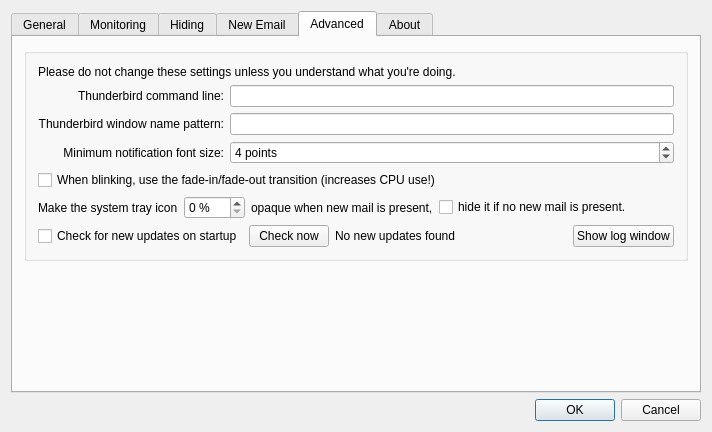
This is src/dialogsettings.ui in gyunaev/birdtray as Qt 5 draws it before an edit. The edited form follows.
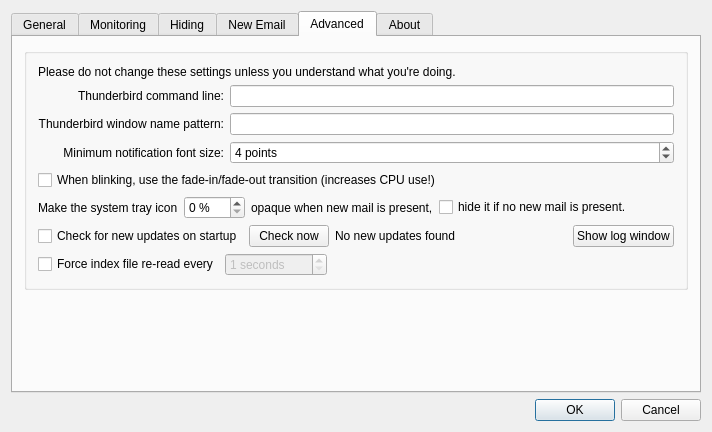
This is the edited form. Icons and pictures are not drawn. Custom widgets are drawn as their Qt base class.

Commit message: Adds an advanced option to force rereading the index files with a specified interval even if no changes detected. Fixes #95

```diff
--- a/src/dialogsettings.ui
+++ b/src/dialogsettings.ui
@@ -944,6 +944,46 @@
             </item>
            </layout>
           </item>
+          <item>
+           <layout class="QHBoxLayout" name="horizontalLayout_13">
+            <item>
+             <widget class="QCheckBox" name="boxForceReread">
+              <property name="text">
+               <string>Force index file re-read every</string>
+              </property>
+             </widget>
+            </item>
+            <item>
+             <widget class="QSpinBox" name="spinForceRereadSeconds">
+              <property name="enabled">
+               <bool>false</bool>
+              </property>
+              <property name="suffix">
+               <string> seconds</string>
+              </property>
+              <property name="minimum">
+               <number>1</number>
+              </property>
+              <property name="maximum">
+               <number>3600</number>
+              </property>
+             </widget>
+            </item>
+            <item>
+             <spacer name="horizontalSpacer_7">
+              <property name="orientation">
+               <enum>Qt::Horizontal</enum>
+              </property>
+              <property name="sizeHint" stdset="0">
+               <size>
+                <width>40</width>
+                <height>20</height>
+               </size>
+              </property>
+             </spacer>
+            </item>
+           </layout>
+          </item>
          </layout>
         </widget>
        </item>
```
Left out of the diff: 72 changed lines with no effect on the pictures. The commit also changes 10 other files.
